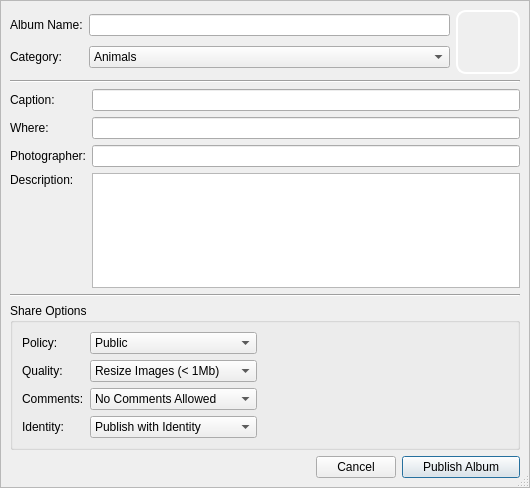
This is retroshare-gui/src/gui/PhotoShare/AlbumCreateDialog.ui in RetroShare/RetroShare as Qt 5 draws it before an edit. The edited form follows.
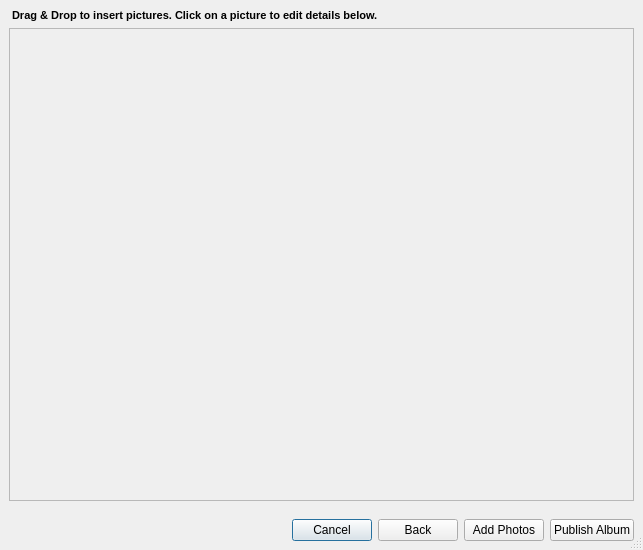
This is the edited form. The open tabs and pages were chosen to show the change. Icons and pictures are not drawn. Custom widgets are drawn as their Qt base class.

Commit message: Added minimize/maximize buttons to QDialog, Added to display "Where" and "Description" Label on Album Dialog Added a StackedWidget to Create Album Dialog, to use later for adding Photos, when generating a new Album

The edit to the form file:
```diff
--- a/retroshare-gui/src/gui/PhotoShare/AlbumCreateDialog.ui
+++ b/retroshare-gui/src/gui/PhotoShare/AlbumCreateDialog.ui
@@ -6,8 +6,8 @@
    <rect>
     <x>0</x>
     <y>0</y>
-    <width>530</width>
-    <height>488</height>
+    <width>643</width>
+    <height>550</height>
    </rect>
   </property>
   <property name="windowTitle">
@@ -16,7 +16,7 @@
   <property name="sizeGripEnabled">
    <bool>true</bool>
   </property>
-  <layout class="QGridLayout" name="gridLayout_3">
+  <layout class="QGridLayout" name="gridLayout_4">
    <property name="margin">
     <number>0</number>
    </property>
@@ -34,6 +34,13 @@
     </widget>
    </item>
    <item row="1" column="0">
+    <widget class="QStackedWidget" name="stackedWidget">
+     <property name="currentIndex">
+      <number>0</number>
+     </property>
+     <widget class="QWidget" name="page">
+      <layout class="QGridLayout" name="gridLayout_3">
+       <item row="0" column="0">
     <widget class="QFrame" name="frame">
      <property name="frameShape">
       <enum>QFrame::StyledPanel</enum>
@@ -232,33 +239,6 @@
         </property>
        </widget>
       </item>
-      <item row="5" column="0" colspan="2">
-       <spacer name="horizontalSpacer">
-        <property name="orientation">
-         <enum>Qt::Horizontal</enum>
-        </property>
-        <property name="sizeHint" stdset="0">
-         <size>
-          <width>419</width>
-          <height>18</height>
-         </size>
-        </property>
-       </spacer>
-      </item>
-      <item row="5" column="3">
-       <widget class="QPushButton" name="publishButton">
-        <property name="text">
-         <string>Publish Album</string>
-        </property>
-       </widget>
-      </item>
-      <item row="5" column="2">
-       <widget class="QDialogButtonBox" name="buttonBox">
-        <property name="standardButtons">
-         <set>QDialogButtonBox::Cancel</set>
-        </property>
-       </widget>
-      </item>
       <item row="4" column="0" colspan="4">
        <widget class="QGroupBox" name="groupBox">
         <property name="sizePolicy">
@@ -413,6 +393,115 @@
    </item>
   </layout>
  </widget>
+     <widget class="QWidget" name="page_2">
+      <layout class="QGridLayout" name="gridLayout_5">
+       <item row="0" column="0">
+        <layout class="QVBoxLayout" name="verticalLayout_5" stretch="0,10">
+         <item>
+          <widget class="QLabel" name="label_17">
+           <property name="text">
+            <string>&lt;!DOCTYPE HTML PUBLIC &quot;-//W3C//DTD HTML 4.0//EN&quot; &quot;http://www.w3.org/TR/REC-html40/strict.dtd&quot;&gt;
+&lt;html&gt;&lt;head&gt;&lt;meta name=&quot;qrichtext&quot; content=&quot;1&quot; /&gt;&lt;style type=&quot;text/css&quot;&gt;
+p, li { white-space: pre-wrap; }
+&lt;/style&gt;&lt;/head&gt;&lt;body style=&quot; font-family:'MS Shell Dlg 2'; font-size:8.25pt; font-weight:400; font-style:normal;&quot;&gt;
+&lt;p style=&quot; margin-top:0px; margin-bottom:0px; margin-left:0px; margin-right:0px; -qt-block-indent:0; text-indent:0px;&quot;&gt;&lt;span style=&quot; font-size:8pt; font-weight:600;&quot;&gt; Drag &amp;amp; Drop to insert pictures. Click on a picture to edit details below.&lt;/span&gt;&lt;/p&gt;&lt;/body&gt;&lt;/html&gt;</string>
+           </property>
+          </widget>
+         </item>
+         <item>
+          <widget class="QScrollArea" name="scrollAreaPhotos">
+           <property name="sizePolicy">
+            <sizepolicy hsizetype="Expanding" vsizetype="MinimumExpanding">
+             <horstretch>0</horstretch>
+             <verstretch>10</verstretch>
+            </sizepolicy>
+           </property>
+           <property name="acceptDrops">
+            <bool>true</bool>
+           </property>
+           <property name="horizontalScrollBarPolicy">
+            <enum>Qt::ScrollBarAsNeeded</enum>
+           </property>
+           <property name="widgetResizable">
+            <bool>true</bool>
+           </property>
+           <property name="alignment">
+            <set>Qt::AlignBottom|Qt::AlignLeading|Qt::AlignLeft</set>
+           </property>
+           <widget class="PhotoDrop" name="scrollAreaWidgetContents">
+            <property name="geometry">
+             <rect>
+              <x>0</x>
+              <y>0</y>
+              <width>98</width>
+              <height>28</height>
+             </rect>
+            </property>
+            <property name="styleSheet">
+             <string notr="true">QWidget#scrollAreaWidgetContents{border: none;}</string>
+            </property>
+            <layout class="QGridLayout" name="gridLayout_10"/>
+           </widget>
+          </widget>
+         </item>
+        </layout>
+       </item>
+      </layout>
+     </widget>
+    </widget>
+   </item>
+   <item row="2" column="0">
+    <widget class="QFrame" name="">
+     <layout class="QHBoxLayout" name="horizontalLayout_2">
+      <property name="margin">
+       <number>9</number>
+      </property>
+      <item>
+       <spacer name="horizontalSpacer">
+        <property name="orientation">
+         <enum>Qt::Horizontal</enum>
+        </property>
+        <property name="sizeHint" stdset="0">
+         <size>
+          <width>419</width>
+          <height>18</height>
+         </size>
+        </property>
+       </spacer>
+      </item>
+      <item>
+       <widget class="QDialogButtonBox" name="buttonBox">
+        <property name="standardButtons">
+         <set>QDialogButtonBox::Cancel</set>
+        </property>
+       </widget>
+      </item>
+      <item>
+       <widget class="QPushButton" name="backButton">
+        <property name="text">
+         <string>Back</string>
+        </property>
+       </widget>
+      </item>
+      <item>
+       <widget class="QPushButton" name="addphotosButton">
+        <property name="text">
+         <string>Add Photos</string>
+        </property>
+       </widget>
+      </item>
+      <item>
+       <widget class="QPushButton" name="publishButton">
+        <property name="text">
+         <string>Publish Album</string>
+        </property>
+       </widget>
+      </item>
+     </layout>
+    </widget>
+   </item>
+  </layout>
+ </widget>
  <customwidgets>
   <customwidget>
    <class>HeaderFrame</class>
@@ -420,6 +509,12 @@
    <header>gui/common/HeaderFrame.h</header>
    <container>1</container>
   </customwidget>
+  <customwidget>
+   <class>PhotoDrop</class>
+   <extends>QWidget</extends>
+   <header>gui/PhotoShare/PhotoDrop.h</header>
+   <container>1</container>
+  </customwidget>
  </customwidgets>
  <resources>
   <include location="../images.qrc"/>
```
Left out of the diff: 19 changed lines with no effect on the pictures. Lines whose indentation alone changed are shown as unchanged. The commit also changes 6 other files.
